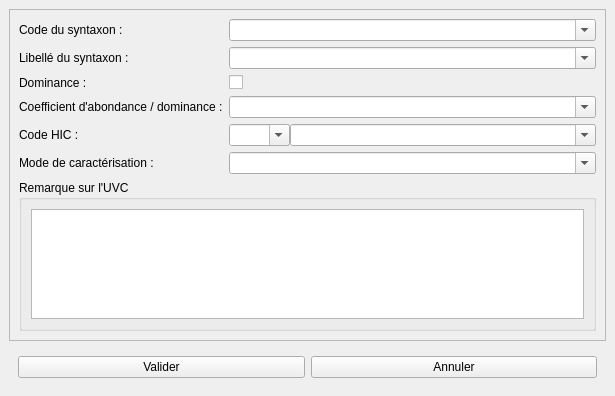
Before: the Qt Designer form src/ui/form_syntaxon.ui in IGNF/saisie_carhab, drawn with Qt 5.
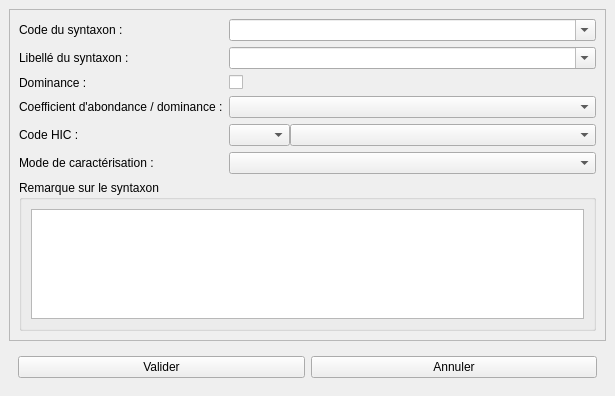
After: the same form once the commit is applied.

Diff of the .ui file:
```diff
--- a/src/ui/form_syntaxon.ui
+++ b/src/ui/form_syntaxon.ui
@@ -115,7 +115,7 @@
            </sizepolicy>
           </property>
           <property name="editable">
-           <bool>true</bool>
+           <bool>false</bool>
           </property>
           <property name="sizeAdjustPolicy">
            <enum>QComboBox::AdjustToMinimumContentsLength</enum>
@@ -145,7 +145,7 @@
            </sizepolicy>
           </property>
           <property name="editable">
-           <bool>true</bool>
+           <bool>false</bool>
           </property>
           <property name="sizeAdjustPolicy">
            <enum>QComboBox::AdjustToMinimumContentsLength</enum>
@@ -155,7 +155,7 @@
         <item row="8" column="0" colspan="2">
          <widget class="QGroupBox" name="gb_rmq">
           <property name="title">
-           <string>Remarque sur l'UVC</string>
+           <string>Remarque sur le syntaxon</string>
           </property>
           <layout class="QVBoxLayout" name="verticalLayout_3">
            <item>
@@ -191,7 +191,7 @@
               </sizepolicy>
              </property>
              <property name="editable">
-              <bool>true</bool>
+              <bool>false</bool>
              </property>
              <property name="sizeAdjustPolicy">
               <enum>QComboBox::AdjustToMinimumContentsLength</enum>
@@ -207,7 +207,7 @@
               </sizepolicy>
              </property>
              <property name="editable">
-              <bool>true</bool>
+              <bool>false</bool>
              </property>
              <property name="sizeAdjustPolicy">
               <enum>QComboBox::AdjustToMinimumContentsLength</enum>
```
